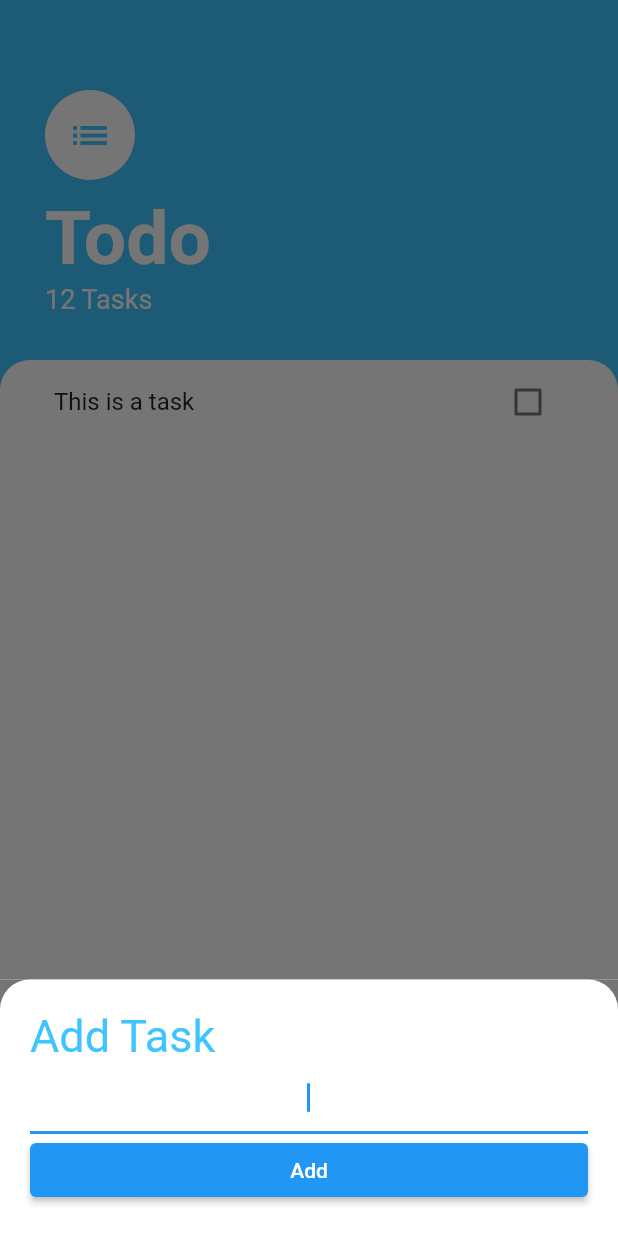
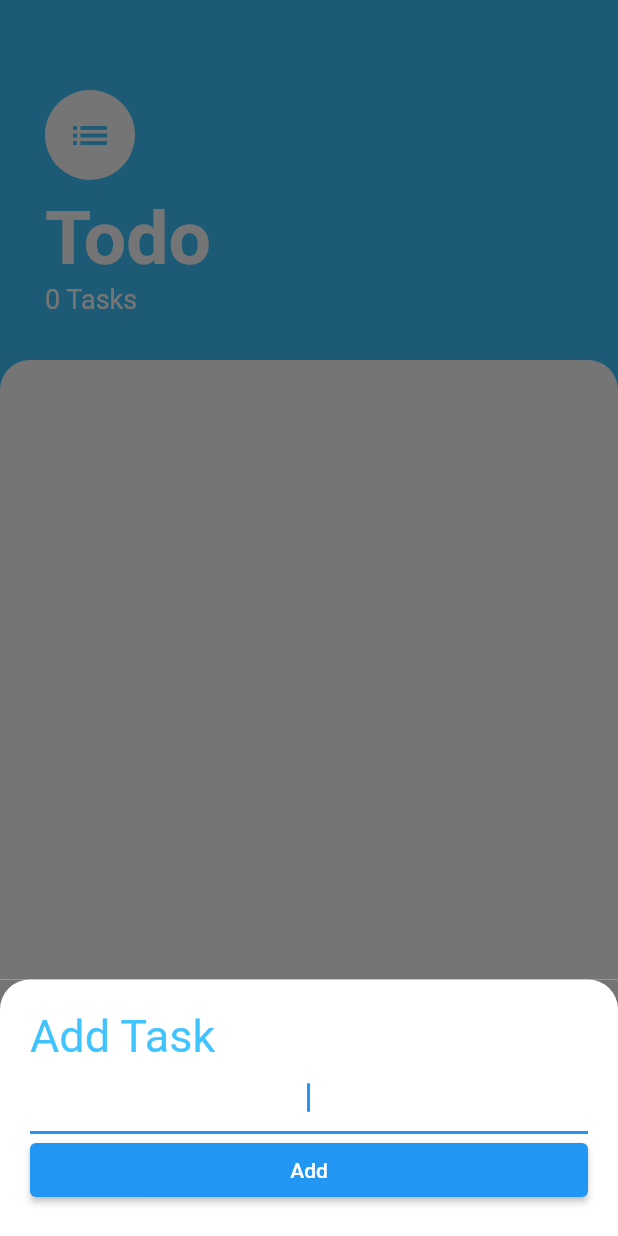
Before and after one commit to narmuni123/todo, a Flutter app: the screen it shows after launch, after a tap on the "add" icon, on a phone screen of 412 x 824 dp. Run offline on Flutter 3.47's test engine with Material 2 defaults, Android fonts, the phone set to English and light mode, and no system bars.

Commit message:
added add to task call backs

```diff
--- a/lib/main.dart
+++ b/lib/main.dart
@@ -10,7 +10,7 @@ class MyApp extends StatelessWidget {
 
   @override
   Widget build(BuildContext context) {
-    return const MaterialApp(
+    return  MaterialApp(
       debugShowCheckedModeBanner: false,
       home: TasksScreen(),
     );
--- /dev/null
+++ b/lib/models/tasks.dart
@@ -0,0 +1,10 @@
+class Task{
+  final String name;
+  bool isDone;
+
+  Task({required this.name, this.isDone = false});
+
+  void toggleDone(){
+    isDone = !isDone;
+  }
+}
--- a/lib/screens/add_task_screen.dart
+++ b/lib/screens/add_task_screen.dart
@@ -1,7 +1,13 @@
 import 'package:flutter/material.dart';
 
 class AddTasksScreen extends StatelessWidget {
-  const AddTasksScreen({Key? key}) : super(key: key);
+
+  final Function addTaskCallBack;
+
+  AddTasksScreen({Key? key, required this.addTaskCallBack}) : super(key: key);
+
+  String newString = "";
+
 
   @override
   Widget build(BuildContext context) {
@@ -29,9 +35,15 @@ class AddTasksScreen extends StatelessWidget {
             TextFormField(
               autofocus: true,
               textAlign: TextAlign.center,
+              onChanged: (text){
+                newString = text;
+              },
             ),
             ElevatedButton(
-              onPressed: () {},
+              onPressed: () {
+                addTaskCallBack(newString);
+                Navigator.of(context).pop();
+              },
               child: const Text(
                 "Add",
                 style: TextStyle(
--- a/lib/screens/taskScreen.dart
+++ b/lib/screens/taskScreen.dart
@@ -1,9 +1,17 @@
 import 'package:flutter/material.dart';
+import 'package:todo/models/tasks.dart';
 import 'package:todo/screens/add_task_screen.dart';
 import 'package:todo/widgets/tasks_list.dart';
 
-class TasksScreen extends StatelessWidget {
-  const TasksScreen({Key? key}) : super(key: key);
+class TasksScreen extends StatefulWidget {
+   TasksScreen({Key? key}) : super(key: key);
+
+  @override
+  State<TasksScreen> createState() => _TasksScreenState();
+}
+
+class _TasksScreenState extends State<TasksScreen> {
+  List<Task> task = [];
 
   @override
   Widget build(BuildContext context) {
@@ -18,7 +26,13 @@ class TasksScreen extends StatelessWidget {
               child: Container(
                 padding: EdgeInsets.only(
                     bottom: MediaQuery.of(context).viewInsets.bottom),
-                child: const AddTasksScreen(),
+                child:  AddTasksScreen(
+                   addTaskCallBack:  (newTask){
+                     setState(() {
+                       task.add(Task(name: newTask));
+                     });
+                   },
+                ),
               ),
             ),
           );
@@ -34,8 +48,8 @@ class TasksScreen extends StatelessWidget {
                 const EdgeInsets.only(top: 60, left: 30, right: 30, bottom: 30),
             child: Column(
               crossAxisAlignment: CrossAxisAlignment.start,
-              children: const [
-                CircleAvatar(
+              children:  [
+               const  CircleAvatar(
                   backgroundColor: Colors.white,
                   radius: 30,
                   child: Icon(
@@ -44,10 +58,10 @@ class TasksScreen extends StatelessWidget {
                     size: 30,
                   ),
                 ),
-                SizedBox(
+                const SizedBox(
                   height: 10,
                 ),
-                Text(
+                const Text(
                   "Todo",
                   style: TextStyle(
                     color: Colors.white,
@@ -56,8 +70,8 @@ class TasksScreen extends StatelessWidget {
                   ),
                 ),
                 Text(
-                  "12 Tasks",
-                  style: TextStyle(
+                  "${task.length} Tasks",
+                  style: const TextStyle(
                     color: Colors.white,
                     fontSize: 18,
                   ),
@@ -75,7 +89,7 @@ class TasksScreen extends StatelessWidget {
                   topRight: Radius.circular(20),
                 ),
               ),
-              child: TasksList(),
+              child: TasksList(task: task,),
             ),
           ),
         ],
--- a/lib/widgets/task_tile.dart
+++ b/lib/widgets/task_tile.dart
@@ -1,48 +1,30 @@
 import 'package:flutter/material.dart';
 
-// ignore: use_key_in_widget_constructors
-class TaskTile extends StatefulWidget {
+class TaskTile extends StatelessWidget {
 
-  @override
-  State<TaskTile> createState() => _TaskTileState();
-}
+ final bool isChecked;
+ final String title;
+ final Function(bool?) checkBoxCallBack;
 
-class _TaskTileState extends State<TaskTile> {
-
-  bool isChecked = false;
+ TaskTile({required this.isChecked, required this.title, required this.checkBoxCallBack});
 
 
   @override
   Widget build(BuildContext context) {
     return  ListTile(
       title:  Text(
-        "This is a task",
+        title,
         style: TextStyle(
           decoration: (isChecked == true) ? TextDecoration.lineThrough : null,
         ),
       ),
-      trailing: TasksCheckBox(checkBoxState: isChecked,
-        toggleCheckBoxState: (bool? checkboxState) {
-          setState(() {
-            isChecked = checkboxState!;
-          });
-        },),
+      trailing: Checkbox(
+          activeColor: Colors.lightBlueAccent,
+          value: isChecked,
+          onChanged: (newValue){
+            checkBoxCallBack(newValue!);
+          },
+        ),
     );
   }
 }
-
-class TasksCheckBox extends StatelessWidget {
-  final bool checkBoxState;
-  final Function(bool?) toggleCheckBoxState;
-
-  const TasksCheckBox({required this.checkBoxState, required this.toggleCheckBoxState, Key? key}) : super(key: key);
-
-  @override
-  Widget build(BuildContext context) {
-    return Checkbox(
-      activeColor: Colors.lightBlueAccent,
-      value: checkBoxState,
-      onChanged: toggleCheckBoxState,
-    );
-  }
-}
--- a/lib/widgets/tasks_list.dart
+++ b/lib/widgets/tasks_list.dart
@@ -1,14 +1,36 @@
 import 'package:flutter/material.dart';
+import 'package:todo/models/tasks.dart';
 import 'package:todo/widgets/task_tile.dart';
 
 // ignore: use_key_in_widget_constructors
-class TasksList extends StatelessWidget {
+class TasksList extends StatefulWidget {
+
+  final List<Task> task;
+
+  TasksList({required this.task});
+
+
+  @override
+  State<TasksList> createState() => _TasksListState();
+}
+
+class _TasksListState extends State<TasksList> {
+
   @override
   Widget build(BuildContext context) {
-    return ListView(
-      children:  [
-        TaskTile()
-      ],
+    return ListView.builder(
+      itemCount: widget.task.length,
+      itemBuilder: (_, int index) {
+        return TaskTile(
+          isChecked: widget.task[index].isDone,
+          title: widget.task[index].name,
+          checkBoxCallBack:  (bool? checkboxState) {
+            setState(() {
+              widget.task[index].toggleDone();
+            });
+          }
+        );
+      },
     );
   }
 }
```
